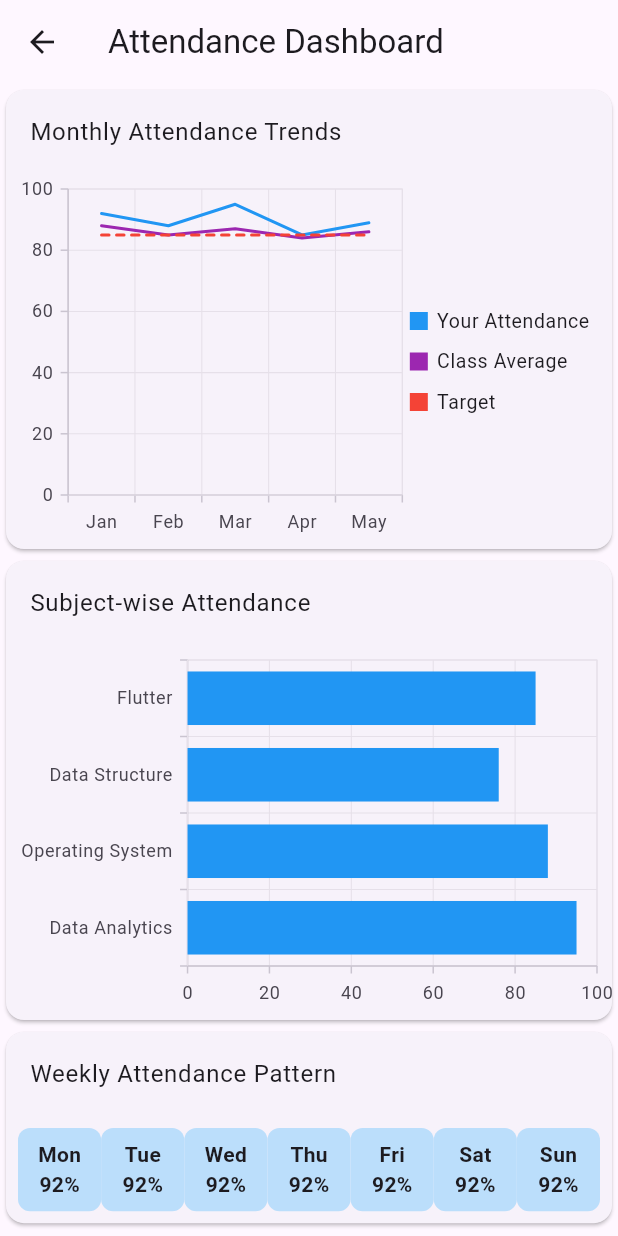
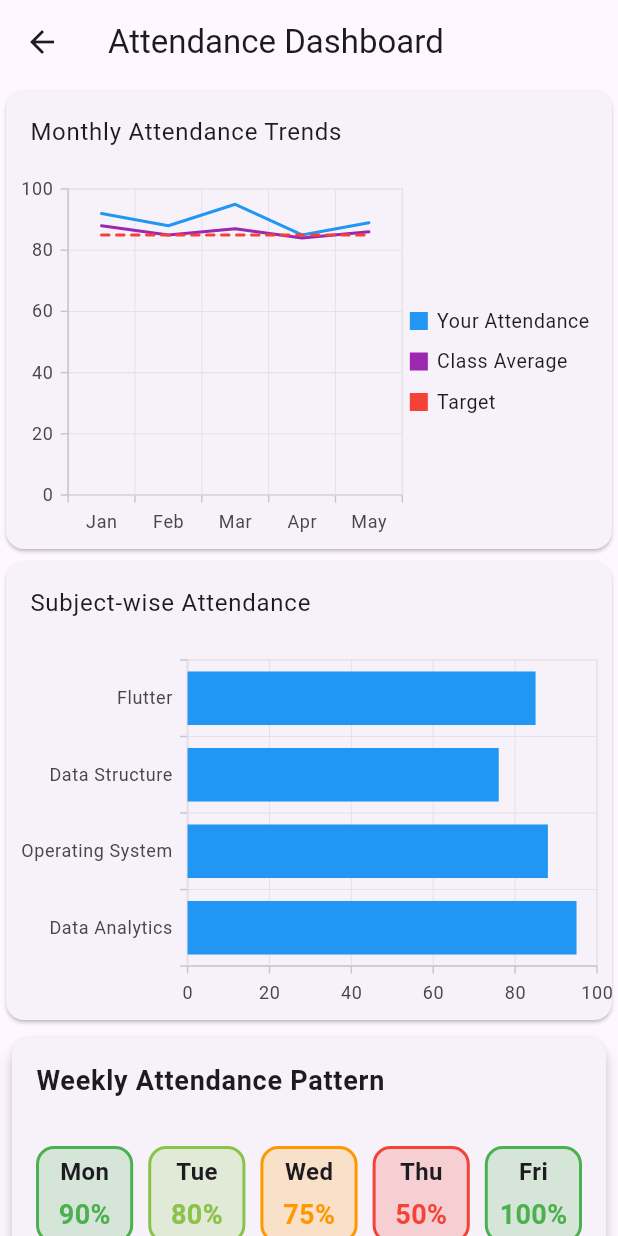
Before and after one commit to ShubhamDevPro/Smart_RollCall_Flutter, a Flutter app: the AttendanceDashboard screen opened directly, on a phone screen of 412 x 824 dp. Run offline on Flutter 3.47's test engine with Material 3 defaults, Android fonts, the phone set to English and light mode, and no system bars; our stand-ins replace cloud_firestore, firebase_auth, firebase_core, share_plus, syncfusion_flutter_charts; missing offline and left inert: excel, universal_html; accounts and stored records are empty.

```diff
--- a/lib/screens/attendance_dashboard.dart
+++ b/lib/screens/attendance_dashboard.dart
@@ -116,35 +116,55 @@ class _AttendanceDashboardState extends State<AttendanceDashboard> {
               ),
             ),
 
-            // Weekly Pattern Heatmap (Simplified - no heatmap library used)
+            // Weekly Pattern Heatmap
             Card(
+              margin: const EdgeInsets.all(8.0),
+              elevation: 4,
               child: Column(
                 mainAxisSize: MainAxisSize.min,
                 children: [
                   const ListTile(
-                    title: Text('Weekly Attendance Pattern'),
+                    title: Text(
+                      'Weekly Attendance Pattern',
+                      style: TextStyle(
+                        fontWeight: FontWeight.bold,
+                        fontSize: 18,
+                      ),
+                    ),
                   ),
                   Padding(
-                    padding: const EdgeInsets.all(8.0),
+                    padding: const EdgeInsets.all(16.0),
                     child: GridView.count(
-                      crossAxisCount: 7,
+                      crossAxisCount: 5,
                       shrinkWrap: true,
+                      mainAxisSpacing: 10,
+                      crossAxisSpacing: 10,
                       physics: const NeverScrollableScrollPhysics(),
                       children: [
-                        'Mon',
-                        'Tue',
-                        'Wed',
-                        'Thu',
-                        'Fri',
-                        'Sat',
-                        'Sun'
-                      ]
-                          .map((day) => Container(
+                        _buildAttendanceCell('Mon', 90, Colors.green),
+                        _buildAttendanceCell('Tue', 80, Colors.lightGreen),
+                        _buildAttendanceCell('Wed', 75, Colors.orange),
+                        _buildAttendanceCell('Thu', 50, Colors.red),
+                        _buildAttendanceCell('Fri', 100, Colors.green),
+                      ],
+                    ),
+                  ),
+                ],
+              ),
+            ),
+          ],
+        ),
+      ),
+    );
+  }
+
+  Widget _buildAttendanceCell(String day, double percentage, Color color) {
+    return Container(
       decoration: BoxDecoration(
-                                  color: Colors.blue[100],
-                                  borderRadius: BorderRadius.circular(8.0),
+        color: color.withOpacity(0.2),
+        borderRadius: BorderRadius.circular(12.0),
+        border: Border.all(color: color, width: 2),
       ),
-                                child: Center(
       child: Column(
         mainAxisAlignment: MainAxisAlignment.center,
         children: [
@@ -152,26 +172,19 @@ class _AttendanceDashboardState extends State<AttendanceDashboard> {
             day,
             style: const TextStyle(
               fontWeight: FontWeight.bold,
+              fontSize: 16,
             ),
           ),
-                                      const Text(
-                                        '92%',
+          const SizedBox(height: 4),
+          Text(
+            '${percentage.toInt()}%',
             style: TextStyle(
               fontWeight: FontWeight.bold,
+              fontSize: 18,
+              color: color,
             ),
           ),
         ],
-                                  ),
-                                ),
-                              ))
-                          .toList(),
-                    ),
-                  ),
-                ],
-              ),
-            ),
-          ],
-        ),
       ),
     );
   }
```
Lines whose indentation alone changed are shown as unchanged.
